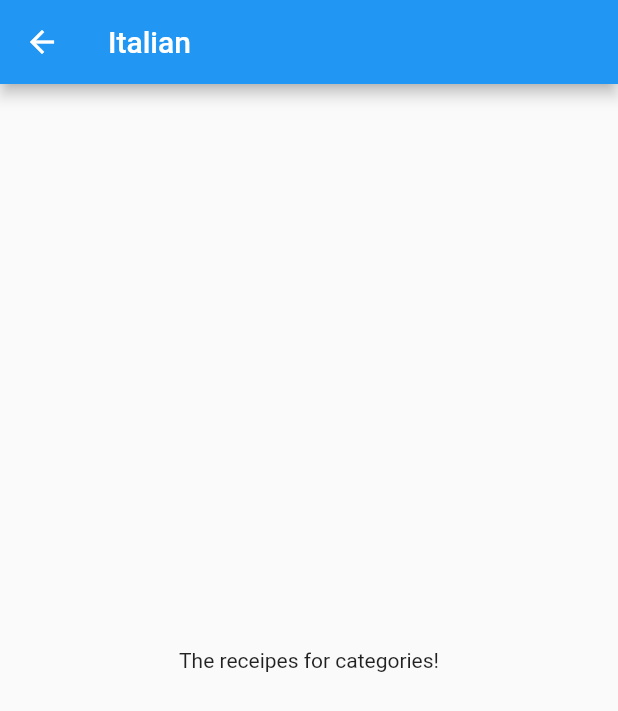
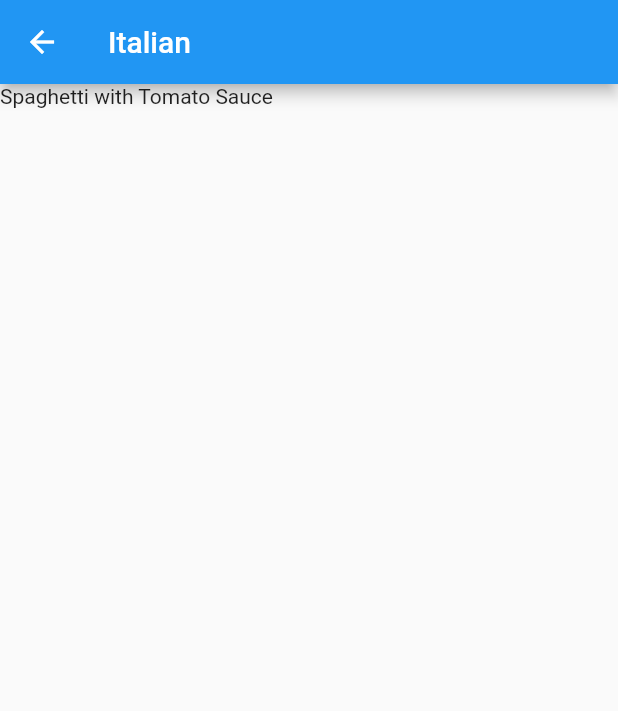
Before and after one commit to pranayjoshi/meal-app, a Flutter app: the screen it shows after launch, after a tap on "Italian", on a phone screen of 412 x 824 dp. Shown: the top 711 px of the screen. Run offline on Flutter 3.47's test engine with Material 2 defaults, Android fonts, the phone set to English and light mode, and no system bars; missing offline and left inert: dart:ffi.

Commit message:
added meal

```diff
--- a/lib/category_meals_screen.dart
+++ b/lib/category_meals_screen.dart
@@ -1,6 +1,7 @@
 import 'package:flutter/material.dart';
 import 'package:flutter/src/widgets/framework.dart';
 import 'package:flutter/src/widgets/placeholder.dart';
+import 'package:meal_app/dummy_data.dart';
 
 class CategoryMealsScreen extends StatelessWidget {
 
@@ -17,14 +18,16 @@ class CategoryMealsScreen extends StatelessWidget {
     final routeArgs = ModalRoute.of(context)?.settings.arguments as Map<String, String>;
     final categoryTitle = routeArgs["title"];
     final categoryId = routeArgs["id"];
-
+    final categoryMeals = DUMMY_MEALS.where((meal) {
+      return meal.categories.contains(categoryId);
+    }).toList();
 
     return Scaffold(
         appBar: AppBar(
           title: Text(categoryTitle!),
         ),
-        body: Center(
-          child: Text("The receipes for categories!"),
-        ));
+        body: ListView.builder(itemBuilder: (context, index){
+          return Text(categoryMeals[index].title);
+        }, itemCount: categoryMeals.length,));
   }
 }
```
